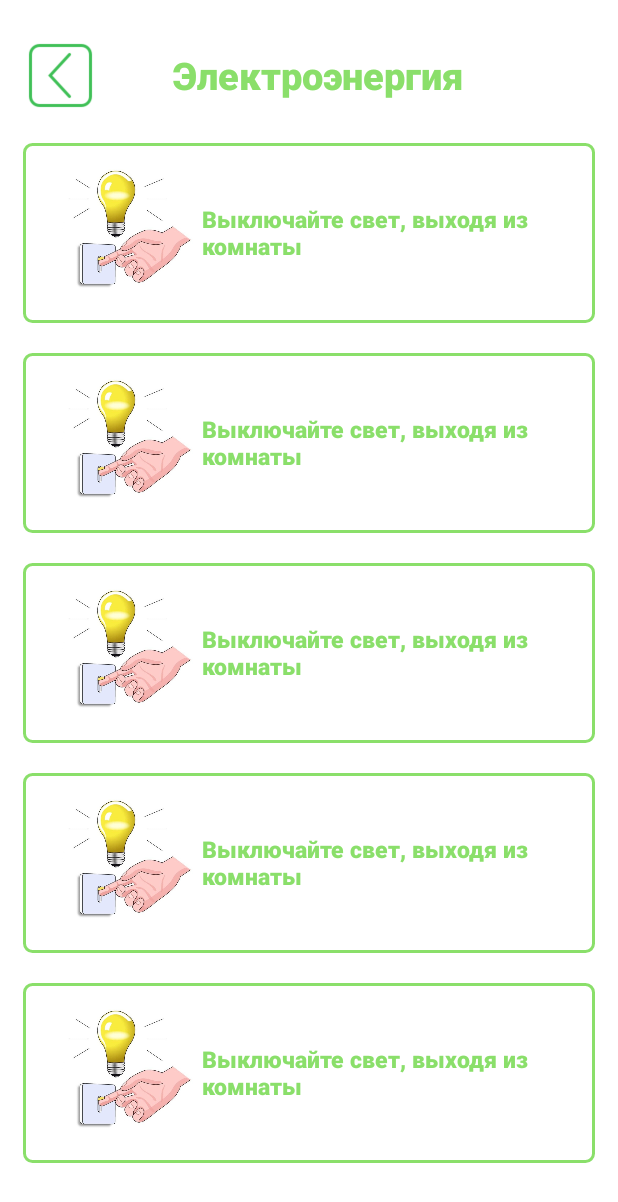
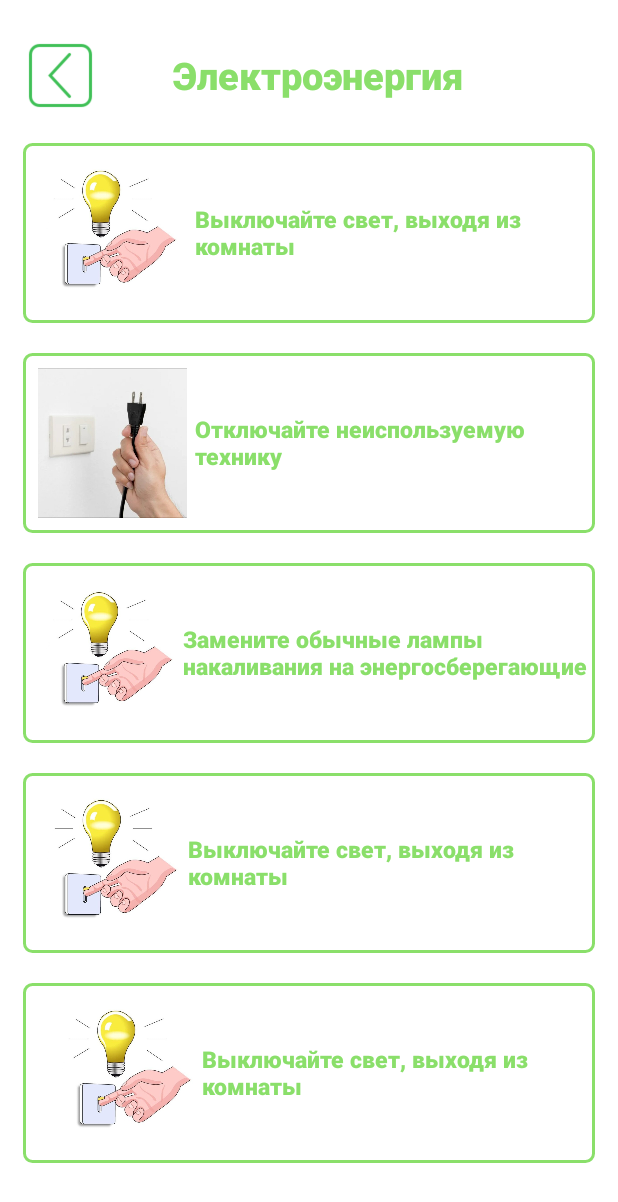
Before and after one commit to Biba2023/EcoAppBest, an Android app: the ElectricityMainActivity screen opened directly, with no data from a screen before it, on a phone screen of 412 x 824 dp. Shown: the top 1202 px of the screen. Run offline under Robolectric (Android 15) with nearby library versions, the phone set to English and light mode, and no system bars.

Commit message:
added some advices for electricity

```diff
--- a/app/src/main/res/layout/activity_electricity_main.xml
+++ b/app/src/main/res/layout/activity_electricity_main.xml
@@ -7,22 +7,25 @@
     android:layout_height="match_parent"
 
     tools:context=".advices.electricity.ElectricityMainActivity">
+
     <ScrollView
         android:layout_width="match_parent"
         android:layout_height="wrap_content"
         android:layout_marginStart="15dp"
         android:layout_marginEnd="15dp"
         tools:ignore="MissingConstraints">
+
         <LinearLayout
             android:layout_width="match_parent"
             android:layout_height="wrap_content"
             android:layout_marginTop="25dp"
             android:orientation="vertical">
+
             <LinearLayout
                 android:layout_width="match_parent"
                 android:layout_height="wrap_content"
-            android:orientation="horizontal"
-            android:gravity="center_vertical">
+                android:gravity="center_vertical"
+                android:orientation="horizontal">
 
                 <ImageView
                     android:id="@+id/button_back"
@@ -30,156 +33,191 @@
                     android:layout_height="50dp"
                     android:onClick="goBack"
                     android:src="@drawable/button_back" />
+
                 <TextView
                     android:layout_width="wrap_content"
                     android:layout_height="wrap_content"
+                    android:layout_marginStart="50dp"
+                    android:fontFamily="sans-serif-black"
+                    android:text="Электроэнергия"
                     android:textColor="@color/PrimaryColorGreen"
-                android:text="Электроэнергия"
-                android:textSize="25sp"
-                android:fontFamily="sans-serif-black"
-                android:layout_marginStart="50dp"/>
+                    android:textSize="25sp" />
             </LinearLayout>
+
             <LinearLayout
                 android:layout_width="match_parent"
                 android:layout_height="match_parent"
+                android:layout_marginTop="20dp"
                 android:orientation="vertical"
-            android:layout_marginTop="20dp"
                 android:weightSum="10">
+
                 <LinearLayout
                     android:id="@+id/advice1"
                     android:layout_width="match_parent"
                     android:layout_height="wrap_content"
-                android:weightSum="30"
+                    android:background="@drawable/background_advice"
                     android:clickable="true"
                     android:orientation="horizontal"
-                android:background="@drawable/background_advice">
+                    android:weightSum="30">
+
                     <ImageView
                         android:layout_width="100dp"
                         android:layout_height="100dp"
+                        android:layout_marginStart="10dp"
+                        android:layout_marginTop="10dp"
+                        android:layout_marginBottom="10dp"
                         android:layout_weight="1"
-                    android:layout_marginTop="10dp"
-                    android:src="@drawable/turn_off_lights"
-                    android:layout_marginBottom="10dp"
-                    android:layout_marginStart="20dp"/>
+                        android:src="@drawable/turn_off_lights" />
+
                     <TextView
                         android:layout_width="wrap_content"
                         android:layout_height="wrap_content"
+                        android:layout_gravity="center"
+                        android:layout_weight="29"
+                        android:layout_marginStart="5dp"
+                        android:layout_marginEnd="5dp"
                         android:fontFamily="sans-serif-black"
+                        android:text="Выключайте свет, выходя из комнаты"
                         android:textColor="@color/style_text_primary"
-                        android:text="Выключайте свет, выходя из комнаты"
-                        android:textSize="15sp"
-                        android:layout_weight="29"
-                        android:layout_gravity="center"/>
+                        android:textSize="15sp" />
                 </LinearLayout>
+
                 <LinearLayout
                     android:id="@+id/advice2"
                     android:layout_width="match_parent"
                     android:layout_height="wrap_content"
-                android:weightSum="30"
                     android:layout_marginTop="20dp"
+                    android:background="@drawable/background_advice"
                     android:clickable="true"
                     android:orientation="horizontal"
-                android:background="@drawable/background_advice">
+                    android:weightSum="30">
+
                     <ImageView
                         android:layout_width="100dp"
                         android:layout_height="100dp"
+                        android:layout_marginStart="10dp"
+                        android:layout_marginTop="10dp"
+                        android:layout_marginBottom="10dp"
                         android:layout_weight="1"
-                    android:layout_marginTop="10dp"
-                    android:src="@drawable/turn_off_lights"
-                    android:layout_marginBottom="10dp"
-                    android:layout_marginStart="20dp"/>
+                        android:src="@drawable/turn_off_tv" />
+
                     <TextView
                         android:layout_width="wrap_content"
                         android:layout_height="wrap_content"
+                        android:layout_gravity="center"
+                        android:layout_marginEnd="5dp"
+                        android:layout_marginStart="5dp"
+                        android:layout_weight="29"
                         android:fontFamily="sans-serif-black"
+                        android:text="Отключайте неиспользуемую технику"
                         android:textColor="@color/style_text_primary"
-                    android:text="Выключайте свет, выходя из комнаты"
-                    android:textSize="15sp"
-                    android:layout_weight="29"
-                    android:layout_gravity="center"/>
+                        android:textSize="15sp" />
                 </LinearLayout>
+
                 <LinearLayout
                     android:id="@+id/advice3"
                     android:layout_width="match_parent"
                     android:layout_height="wrap_content"
-                android:weightSum="30"
                     android:layout_marginTop="20dp"
+                    android:background="@drawable/background_advice"
                     android:clickable="true"
                     android:orientation="horizontal"
-                android:background="@drawable/background_advice">
+                    android:weightSum="30">
+
                     <ImageView
                         android:layout_width="100dp"
                         android:layout_height="100dp"
+                        android:layout_marginStart="10dp"
+                        android:layout_marginTop="10dp"
+                        android:layout_marginBottom="10dp"
                         android:layout_weight="1"
-                    android:layout_marginTop="10dp"
-                    android:src="@drawable/turn_off_lights"
-                    android:layout_marginBottom="10dp"
-                    android:layout_marginStart="20dp"/>
+                        android:src="@drawable/turn_off_lights" />
+
                     <TextView
                         android:layout_width="wrap_content"
                         android:layout_height="wrap_content"
+                        android:layout_gravity="center"
+                        android:layout_weight="29"
                         android:fontFamily="sans-serif-black"
+                        android:text="Замените обычные лампы накаливания на энергосберегающие"
                         android:textColor="@color/style_text_primary"
-                    android:text="Выключайте свет, выходя из комнаты"
-                    android:textSize="15sp"
-                    android:layout_weight="29"
-                    android:layout_gravity="center"/>
+                        android:textSize="15sp" />
                 </LinearLayout>
+
                 <LinearLayout
                     android:id="@+id/advice4"
                     android:layout_width="match_parent"
                     android:layout_height="wrap_content"
-                android:weightSum="30"
                     android:layout_marginTop="20dp"
+                    android:background="@drawable/background_advice"
                     android:clickable="true"
                     android:orientation="horizontal"
-                android:background="@drawable/background_advice">
+                    android:weightSum="30">
+
                     <ImageView
                         android:layout_width="100dp"
                         android:layout_height="100dp"
+                        android:layout_marginStart="10dp"
+                        android:layout_marginTop="10dp"
+                        android:layout_marginBottom="10dp"
                         android:layout_weight="1"
-                    android:layout_marginTop="10dp"
-                    android:src="@drawable/turn_off_lights"
-                    android:layout_marginBottom="10dp"
-                    android:layout_marginStart="20dp"/>
+                        android:src="@drawable/turn_off_lights" />
+
                     <TextView
                         android:layout_width="wrap_content"
                         android:layout_height="wrap_content"
+                        android:layout_gravity="center"
+                        android:layout_weight="29"
                         android:fontFamily="sans-serif-black"
+                        android:text="Выключайте свет, выходя из комнаты"
                         android:textColor="@color/style_text_primary"
-                    android:text="Выключайте свет, выходя из комнаты"
-                    android:textSize="15sp"
-                    android:layout_weight="29"
-                    android:layout_gravity="center"/>
+                        android:textSize="15sp" />
                 </LinearLayout>
+
                 <LinearLayout
                     android:id="@+id/advice5"
                     android:layout_width="match_parent"
                     android:layout_height="wrap_content"
-                android:weightSum="30"
                     android:layout_marginTop="20dp"
+                    android:background="@drawable/background_advice"
                     android:clickable="true"
                     android:orientation="horizontal"
-                android:background="@drawable/background_advice">
+                    android:weightSum="30">
+
                     <ImageView
                         android:layout_width="100dp"
                         android:layout_height="100dp"
+                        android:layout_marginStart="20dp"
+                        android:layout_marginTop="10dp"
+                        android:layout_marginBottom="10dp"
                         android:layout_weight="1"
-                    android:layout_marginTop="10dp"
-                    android:src="@drawable/turn_off_lights"
-                    android:layout_marginBottom="10dp"
-                    android:layout_marginStart="20dp"/>
+                        android:src="@drawable/turn_off_lights" />
+
                     <TextView
                         android:layout_width="wrap_content"
                         android:layout_height="wrap_content"
+                        android:layout_gravity="center"
+                        android:layout_weight="29"
                         android:fontFamily="sans-serif-black"
+                        android:text="Выключайте свет, выходя из комнаты"
                         android:textColor="@color/style_text_primary"
-                    android:text="Выключайте свет, выходя из комнаты"
-                    android:textSize="15sp"
-                    android:layout_weight="29"
-                    android:layout_gravity="center"/>
+                        android:textSize="15sp" />
                 </LinearLayout>
             </LinearLayout>
         </LinearLayout>
     </ScrollView>
+
+    <androidx.constraintlayout.widget.Guideline
+        android:id="@+id/guideline2"
+        android:layout_width="wrap_content"
+        android:layout_height="wrap_content"
+        android:orientation="vertical"
+        app:layout_constraintGuide_percent="0.05" />
+
+    <androidx.constraintlayout.widget.Guideline
+        android:id="@+id/guideline3"
+        android:layout_width="wrap_content"
+        android:layout_height="wrap_content"
+        android:orientation="vertical"
+        app:layout_constraintGuide_percent="0.95" />
 </androidx.constraintlayout.widget.ConstraintLayout>
```
Also changed, not shown: app/src/main/res/drawable/turn_off_tv.png (added). Lines whose indentation alone changed are shown as unchanged.
